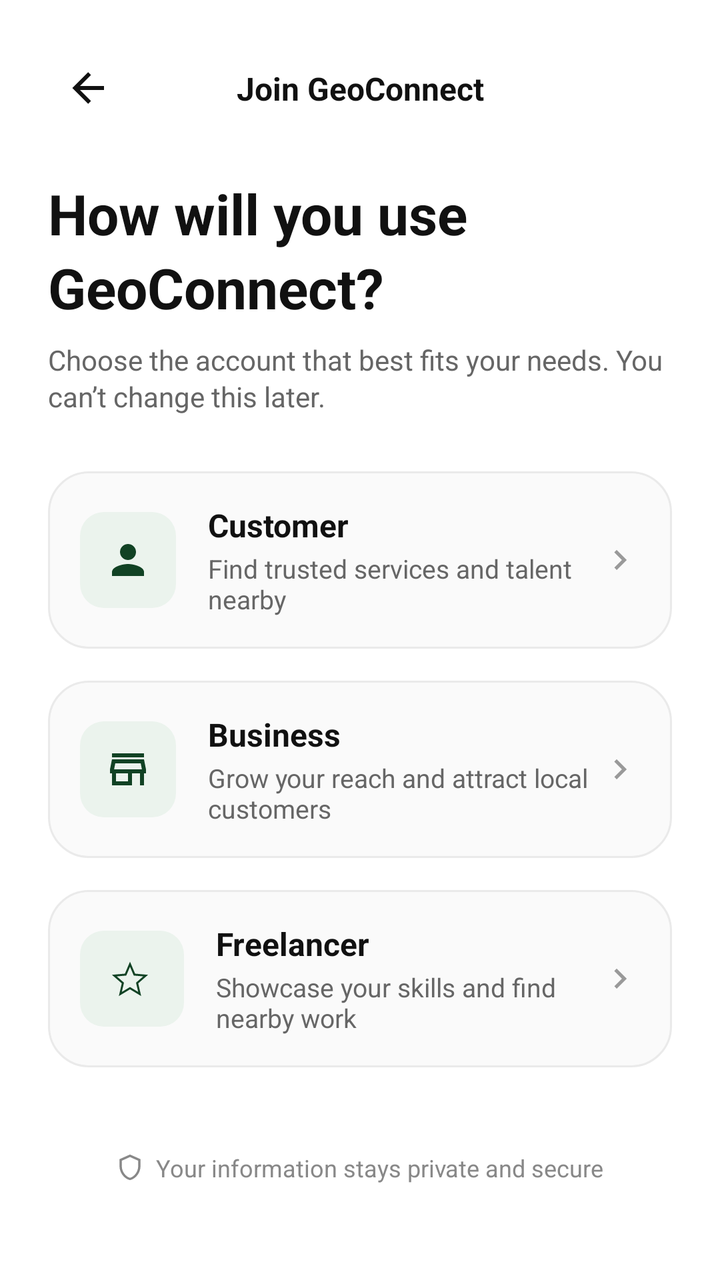
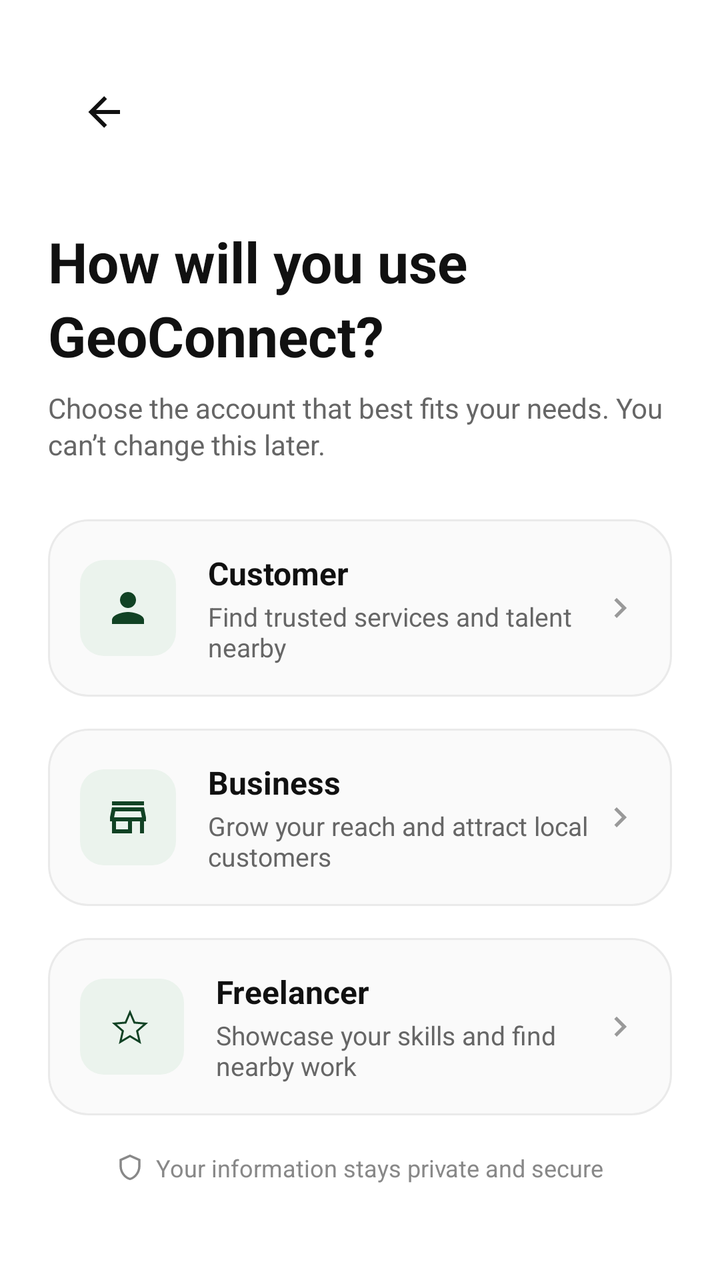

Compare the two renders of this Android layout. The source of the first and the diff that turns it into the second are given below.
<!-- AndroidManifest.xml: application theme Theme.GeoConnect -->
<!-- res/layout/activity_signup_nav.xml -->
<?xml version="1.0" encoding="utf-8"?>
<androidx.constraintlayout.widget.ConstraintLayout
    xmlns:android="http://schemas.android.com/apk/res/android"
    xmlns:app="http://schemas.android.com/apk/res-auto"
    android:layout_width="match_parent"
    android:layout_height="match_parent"
    android:background="#FFFFFF"
    android:padding="24dp">

    
    <ImageButton
        android:id="@+id/btnBack"
        android:layout_width="40dp"
        android:layout_height="40dp"
        android:background="?attr/selectableItemBackgroundBorderless"
        android:src="@drawable/ic_arrow_back"
        app:tint="#111111"
        android:contentDescription="Back"
        app:layout_constraintStart_toStartOf="parent"
        app:layout_constraintTop_toTopOf="parent" />

    <TextView
        android:id="@+id/txtNavTitle"
        android:layout_width="wrap_content"
        android:layout_height="wrap_content"
        android:text="Join GeoConnect"
        android:textColor="#111111"
        android:textSize="16sp"
        android:textStyle="bold"
        app:layout_constraintBottom_toBottomOf="@id/btnBack"
        app:layout_constraintEnd_toEndOf="parent"
        app:layout_constraintStart_toStartOf="parent"
        app:layout_constraintTop_toTopOf="@id/btnBack" />

    
    <TextView
        android:id="@+id/txtHeading"
        android:layout_width="0dp"
        android:layout_height="wrap_content"
        android:layout_marginTop="24dp"
        android:text="How will you use\nGeoConnect?"
        android:textColor="#111111"
        android:textSize="28sp"
        android:textStyle="bold"
        android:lineSpacingExtra="4dp"
        app:layout_constraintEnd_toEndOf="parent"
        app:layout_constraintStart_toStartOf="parent"
        app:layout_constraintTop_toBottomOf="@id/btnBack" />

    
    <TextView
        android:id="@+id/txtSubheading"
        android:layout_width="0dp"
        android:layout_height="wrap_content"
        android:layout_marginTop="8dp"
        android:text="Choose the account that best fits your needs. You can’t change this later."
        android:textColor="#666666"
        android:textSize="14sp"
        android:lineSpacingExtra="2dp"
        app:layout_constraintEnd_toEndOf="parent"
        app:layout_constraintStart_toStartOf="parent"
        app:layout_constraintTop_toBottomOf="@id/txtHeading" />

    
    <LinearLayout
        android:id="@+id/cardCustomer"
        android:layout_width="0dp"
        android:layout_height="wrap_content"
        android:layout_marginTop="28dp"
        android:background="@drawable/bg_signup_card"
        android:clickable="true"
        android:focusable="true"
        android:gravity="center_vertical"
        android:orientation="horizontal"
        android:padding="16dp"
        app:layout_constraintEnd_toEndOf="parent"
        app:layout_constraintStart_toStartOf="parent"
        app:layout_constraintTop_toBottomOf="@id/txtSubheading">

        <ImageView
            android:layout_width="48dp"
            android:layout_height="48dp"
            android:background="@drawable/bg_icon_container"
            android:padding="12dp"
            android:src="@drawable/ic_person"
            app:tint="#114224"
            android:contentDescription="Customer Icon" />

        <LinearLayout
            android:layout_width="0dp"
            android:layout_height="wrap_content"
            android:layout_marginStart="16dp"
            android:layout_weight="1"
            android:orientation="vertical">

            <TextView
                android:layout_width="wrap_content"
                android:layout_height="wrap_content"
                android:text="Customer"
                android:textColor="#111111"
                android:textSize="16sp"
                android:textStyle="bold" />

            <TextView
                android:layout_width="wrap_content"
                android:layout_height="wrap_content"
                android:layout_marginTop="2dp"
                android:text="Find trusted services and talent nearby"
                android:textColor="#666666"
                android:textSize="13sp" />
        </LinearLayout>

        <ImageView
            android:layout_width="20dp"
            android:layout_height="20dp"
            android:src="@drawable/ic_chevron_right"
            app:tint="#999999"
            android:contentDescription="Arrow" />
    </LinearLayout>

    
    <LinearLayout
        android:id="@+id/cardBusiness"
        android:layout_width="0dp"
        android:layout_height="wrap_content"
        android:layout_marginTop="16dp"
        android:background="@drawable/bg_signup_card"
        android:clickable="true"
        android:focusable="true"
        android:gravity="center_vertical"
        android:orientation="horizontal"
        android:padding="16dp"
        app:layout_constraintEnd_toEndOf="parent"
        app:layout_constraintStart_toStartOf="parent"
        app:layout_constraintTop_toBottomOf="@id/cardCustomer">

        <ImageView
            android:layout_width="48dp"
            android:layout_height="48dp"
            android:background="@drawable/bg_icon_container"
            android:padding="12dp"
            android:src="@drawable/ic_store"
            app:tint="#114224"
            android:contentDescription="Business Icon" />

        <LinearLayout
            android:layout_width="0dp"
            android:layout_height="wrap_content"
            android:layout_marginStart="16dp"
            android:layout_weight="1"
            android:orientation="vertical">

            <TextView
                android:layout_width="wrap_content"
                android:layout_height="wrap_content"
                android:text="Business"
                android:textColor="#111111"
                android:textSize="16sp"
                android:textStyle="bold" />

            <TextView
                android:layout_width="wrap_content"
                android:layout_height="wrap_content"
                android:layout_marginTop="2dp"
                android:text="Grow your reach and attract local customers"
                android:textColor="#666666"
                android:textSize="13sp" />
        </LinearLayout>

        <ImageView
            android:layout_width="20dp"
            android:layout_height="20dp"
            android:src="@drawable/ic_chevron_right"
            app:tint="#999999"
            android:contentDescription="Arrow" />
    </LinearLayout>

    
    <LinearLayout
        android:id="@+id/cardFreelancer"
        android:layout_width="0dp"
        android:layout_height="wrap_content"
        android:layout_marginTop="16dp"
        android:background="@drawable/bg_signup_card"
        android:clickable="true"
        android:focusable="true"
        android:gravity="center_vertical"
        android:orientation="horizontal"
        android:padding="16dp"
        app:layout_constraintEnd_toEndOf="parent"
        app:layout_constraintStart_toStartOf="parent"
        app:layout_constraintTop_toBottomOf="@id/cardBusiness">

        <ImageView
            android:layout_width="52dp"
            android:layout_height="48dp"
            android:background="@drawable/bg_icon_container"
            android:contentDescription="Freelancer Icon"
            android:padding="12dp"
            android:src="@drawable/ic_freelancer"
            app:tint="#114224" />

        <LinearLayout
            android:layout_width="0dp"
            android:layout_height="wrap_content"
            android:layout_marginStart="16dp"
            android:layout_weight="1"
            android:orientation="vertical">

            <TextView
                android:layout_width="wrap_content"
                android:layout_height="wrap_content"
                android:text="Freelancer"
                android:textColor="#111111"
                android:textSize="16sp"
                android:textStyle="bold" />

            <TextView
                android:layout_width="wrap_content"
                android:layout_height="wrap_content"
                android:layout_marginTop="2dp"
                android:text="Showcase your skills and find nearby work"
                android:textColor="#666666"
                android:textSize="13sp" />
        </LinearLayout>

        <ImageView
            android:layout_width="20dp"
            android:layout_height="20dp"
            android:src="@drawable/ic_chevron_right"
            app:tint="#999999"
            android:contentDescription="Arrow" />
    </LinearLayout>

    
    <LinearLayout
        android:layout_width="wrap_content"
        android:layout_height="wrap_content"
        android:layout_marginBottom="24dp"
        android:gravity="center_vertical"
        android:orientation="horizontal"
        app:layout_constraintBottom_toBottomOf="parent"
        app:layout_constraintEnd_toEndOf="parent"
        app:layout_constraintStart_toStartOf="parent">

        <ImageView
            android:layout_width="14dp"
            android:layout_height="14dp"
            android:src="@drawable/ic_shield"
            app:tint="#888888"
            android:contentDescription="Shield" />

        <TextView
            android:layout_width="wrap_content"
            android:layout_height="wrap_content"
            android:layout_marginStart="6dp"
            android:text="Your information stays private and secure"
            android:textColor="#888888"
            android:textSize="12sp" />
    </LinearLayout>

</androidx.constraintlayout.widget.ConstraintLayout>
<!-- resources referenced by this layout -->
<resources>
  <!-- drawable bg_icon_container (drawable) -->
  <?xml version="1.0" encoding="utf-8"?>
  <shape xmlns:android="http://schemas.android.com/apk/res/android"
      android:shape="rectangle">
      <solid android:color="#EBF3ED" />
      <corners android:radius="12dp" />
  </shape>
  <!-- drawable bg_signup_card (drawable) -->
  <?xml version="1.0" encoding="utf-8"?>
  <shape xmlns:android="http://schemas.android.com/apk/res/android"
      android:shape="rectangle">
      <solid android:color="#FAFAFA" />
      <corners android:radius="20dp" />
      <stroke android:width="1dp" android:color="#EAEAEA" />
  </shape>
  <!-- drawable ic_arrow_back (drawable) -->
  <vector xmlns:android="http://schemas.android.com/apk/res/android" android:height="24dp" android:width="24dp" android:viewportWidth="24" android:viewportHeight="24">
      <path android:fillColor="#000000" android:pathData="M20,11V13H8L13.5,18.5L12.08,19.92L4.16,12L12.08,4.08L13.5,5.5L8,11H20Z"/>
  </vector>
  <!-- drawable ic_chevron_right (drawable) -->
  <vector xmlns:android="http://schemas.android.com/apk/res/android" android:height="24dp" android:width="24dp" android:viewportWidth="24" android:viewportHeight="24">
      <path android:fillColor="#000000" android:pathData="M8.59,16.58L13.17,12L8.59,7.41L10,6L16,12L10,18L8.59,16.58Z"/>
  </vector>
  <!-- drawable ic_freelancer (drawable) -->
  <vector xmlns:android="http://schemas.android.com/apk/res/android"
      android:height="24dp"
      android:width="24dp"
      android:viewportWidth="24"
      android:viewportHeight="24">
      <path android:fillColor="#000000"
          android:pathData="M12.86,10.44L11,6.06L9.14,10.45L4.39,10.86L8,14L6.92,18.63L11,16.17L15.09,18.63L14,14L17.61,10.86L12.86,10.44M16.59,20.7L11,17.34L5.42,20.7L6.88,14.35L1.96,10.07L8.45,9.5L11,3.5L13.55,9.5L20.04,10.07L15.12,14.34L16.59,20.7Z" />
  </vector>
  <!-- drawable ic_person (drawable) -->
  <vector xmlns:android="http://schemas.android.com/apk/res/android" android:height="24dp" android:tint="#000000" android:viewportHeight="24" android:viewportWidth="24" android:width="24dp">
        
      <path android:fillColor="@android:color/white" android:pathData="M12,12c2.21,0 4,-1.79 4,-4s-1.79,-4 -4,-4 -4,1.79 -4,4 1.79,4 4,4zM12,14c-2.67,0 -8,1.34 -8,4v2h16v-2c0,-2.66 -5.33,-4 -8,-4z"/>
      
  </vector>
  <!-- drawable ic_shield (drawable) -->
  <vector xmlns:android="http://schemas.android.com/apk/res/android"
      android:height="24dp"
      android:width="24dp"
      android:viewportWidth="24"
      android:viewportHeight="24">
      <path android:fillColor="#000000"
          android:pathData="M21,11C21,16.55 17.16,21.74 12,23C6.84,21.74 3,16.55 3,11V5L12,1L21,5V11M12,21C15.75,20 19,15.54 19,11.22V6.3L12,3.18L5,6.3V11.22C5,15.54 8.25,20 12,21Z"/>
  </vector>
  <!-- drawable ic_store (drawable) -->
  <vector xmlns:android="http://schemas.android.com/apk/res/android" android:height="24dp" android:width="24dp" android:viewportWidth="24" android:viewportHeight="24">
      <path android:fillColor="#000000" android:pathData="M18.36 9L18.96 12H5.04L5.64 9H18.36M20 4H4V6H20V4M20 7H4L3 12V14H4V20H14V14H18V20H20V14H21V12L20 7M6 18V14H12V18H6Z"/>
  </vector>
  <style name="Theme.GeoConnect" parent="Base.Theme.GeoConnect" />
  <style name="Base.Theme.GeoConnect" parent="Theme.Material3.DayNight.NoActionBar">
          
          
      </style>
</resources>

<!-- the commit's change to res/layout/activity_signup_nav.xml (unified diff, before → after) -->
@@ -8,29 +8,19 @@
     android:padding="24dp">
 
     
-    <ImageButton
-        android:id="@+id/btnBack"
-        android:layout_width="40dp"
-        android:layout_height="40dp"
-        android:background="?attr/selectableItemBackgroundBorderless"
-        android:src="@drawable/ic_arrow_back"
-        app:tint="#111111"
-        android:contentDescription="Back"
+    <com.google.android.material.appbar.MaterialToolbar
+        android:id="@+id/toolbar"
+        android:layout_width="0dp"
+        android:layout_height="?attr/actionBarSize"
+        android:background="@android:color/transparent"
+        app:navigationIcon="@drawable/ic_arrow_back"
+        app:navigationIconTint="#111111"
+        app:titleCentered="true"
+        app:titleTextAppearance="@style/TextAppearance.MaterialComponents.Headline6"
+        app:titleTextColor="#111111"
+        app:layout_constraintEnd_toEndOf="parent"
         app:layout_constraintStart_toStartOf="parent"
         app:layout_constraintTop_toTopOf="parent" />
-
-    <TextView
-        android:id="@+id/txtNavTitle"
-        android:layout_width="wrap_content"
-        android:layout_height="wrap_content"
-        android:text="Join GeoConnect"
-        android:textColor="#111111"
-        android:textSize="16sp"
-        android:textStyle="bold"
-        app:layout_constraintBottom_toBottomOf="@id/btnBack"
-        app:layout_constraintEnd_toEndOf="parent"
-        app:layout_constraintStart_toStartOf="parent"
-        app:layout_constraintTop_toTopOf="@id/btnBack" />
 
     
     <TextView
@@ -45,7 +35,7 @@
         android:lineSpacingExtra="4dp"
         app:layout_constraintEnd_toEndOf="parent"
         app:layout_constraintStart_toStartOf="parent"
-        app:layout_constraintTop_toBottomOf="@id/btnBack" />
+        app:layout_constraintTop_toBottomOf="@id/toolbar" />
 
     
     <TextView
